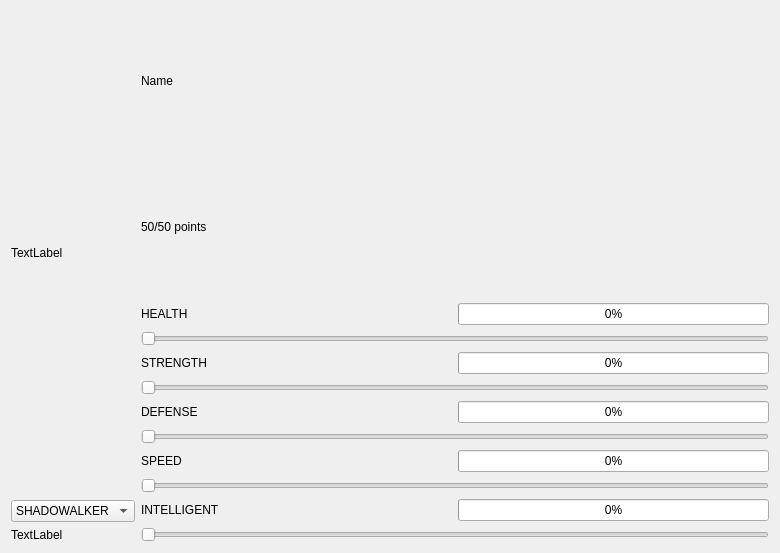
The window that Planet_Invasion/charactercreator.ui (CS4076Rplay/CS4076) describes before a commit, drawn with Qt 5.
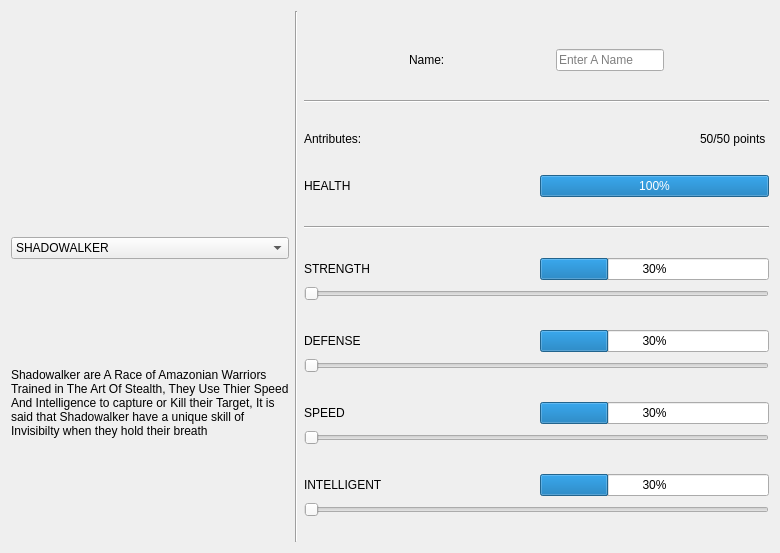
The same window after the commit. Icons and pictures are not drawn.

Commit message: Character SCreen

```diff
--- a/Planet_Invasion/charactercreator.ui
+++ b/Planet_Invasion/charactercreator.ui
@@ -18,8 +18,17 @@
     <layout class="QVBoxLayout" name="verticalLayout">
      <item>
       <widget class="QLabel" name="characterImg">
+       <property name="sizePolicy">
+        <sizepolicy hsizetype="Fixed" vsizetype="Fixed">
+         <horstretch>0</horstretch>
+         <verstretch>0</verstretch>
+        </sizepolicy>
+       </property>
        <property name="text">
-        <string>TextLabel</string>
+        <string/>
+       </property>
+       <property name="pixmap">
+        <pixmap resource="assets.qrc">:/Images/Characters/Shadowalker.png</pixmap>
        </property>
       </widget>
      </item>
@@ -48,7 +57,7 @@
       </widget>
      </item>
      <item>
-      <widget class="QLabel" name="label">
+      <widget class="QLabel" name="charDesc">
        <property name="sizePolicy">
         <sizepolicy hsizetype="Fixed" vsizetype="Fixed">
          <horstretch>0</horstretch>
@@ -56,34 +65,100 @@
         </sizepolicy>
        </property>
        <property name="text">
-        <string>TextLabel</string>
+        <string>Shadowalker are A Race of Amazonian Warriors Trained in The Art Of Stealth, They Use Thier Speed And Intelligence to capture or Kill their Target, It is said that Shadowalker have a unique skill of Invisibilty when they hold their breath</string>
+       </property>
+       <property name="wordWrap">
+        <bool>true</bool>
        </property>
       </widget>
      </item>
     </layout>
    </item>
+   <item>
+    <widget class="Line" name="line">
+     <property name="orientation">
+      <enum>Qt::Vertical</enum>
+     </property>
+    </widget>
+   </item>
    <item>
     <layout class="QVBoxLayout" name="verticalLayout_2">
+     <property name="topMargin">
+      <number>15</number>
+     </property>
      <item>
-      <widget class="QLabel" name="characterNameLabel">
-       <property name="text">
-        <string>Name</string>
+      <layout class="QHBoxLayout" name="horizontalLayout_9">
+       <property name="sizeConstraint">
+        <enum>QLayout::SetMinimumSize</enum>
        </property>
-      </widget>
+       <item>
+        <widget class="QLabel" name="label">
+         <property name="sizePolicy">
+          <sizepolicy hsizetype="Fixed" vsizetype="Fixed">
+           <horstretch>0</horstretch>
+           <verstretch>0</verstretch>
+          </sizepolicy>
+         </property>
+         <property name="text">
+          <string>Name:</string>
+         </property>
+        </widget>
+       </item>
+       <item>
+        <widget class="QLineEdit" name="lineEdit">
+         <property name="sizePolicy">
+          <sizepolicy hsizetype="Fixed" vsizetype="Fixed">
+           <horstretch>0</horstretch>
+           <verstretch>0</verstretch>
+          </sizepolicy>
+         </property>
+         <property name="inputMask">
+          <string/>
+         </property>
+         <property name="placeholderText">
+          <string>Enter A Name</string>
+         </property>
+        </widget>
+       </item>
+      </layout>
      </item>
      <item>
-      <widget class="QLabel" name="AntributePointLabel">
-       <property name="sizePolicy">
-        <sizepolicy hsizetype="Fixed" vsizetype="Preferred">
-         <horstretch>0</horstretch>
-         <verstretch>0</verstretch>
-        </sizepolicy>
+      <widget class="Line" name="line_2">
+       <property name="orientation">
+        <enum>Qt::Horizontal</enum>
        </property>
-       <property name="text">
-        <string>50/50 points </string>
-       </property>
       </widget>
      </item>
+     <item>
+      <layout class="QHBoxLayout" name="horizontalLayout_10">
+       <item>
+        <widget class="QLabel" name="label_2">
+         <property name="sizePolicy">
+          <sizepolicy hsizetype="Minimum" vsizetype="Minimum">
+           <horstretch>0</horstretch>
+           <verstretch>0</verstretch>
+          </sizepolicy>
+         </property>
+         <property name="text">
+          <string>Antributes:</string>
+         </property>
+        </widget>
+       </item>
+       <item>
+        <widget class="QLabel" name="AntributePointLabel">
+         <property name="sizePolicy">
+          <sizepolicy hsizetype="Fixed" vsizetype="Fixed">
+           <horstretch>0</horstretch>
+           <verstretch>0</verstretch>
+          </sizepolicy>
+         </property>
+         <property name="text">
+          <string>50/50 points </string>
+         </property>
+        </widget>
+       </item>
+      </layout>
+     </item>
      <item>
       <layout class="QVBoxLayout" name="verticalLayout_6">
        <item>
@@ -104,27 +179,21 @@
             </sizepolicy>
            </property>
            <property name="value">
-            <number>0</number>
+            <number>100</number>
            </property>
           </widget>
          </item>
         </layout>
        </item>
-       <item>
-        <widget class="QSlider" name="healthSlide">
-         <property name="sizePolicy">
-          <sizepolicy hsizetype="Minimum" vsizetype="Fixed">
-           <horstretch>0</horstretch>
-           <verstretch>0</verstretch>
-          </sizepolicy>
-         </property>
-         <property name="orientation">
-          <enum>Qt::Horizontal</enum>
-         </property>
-        </widget>
-       </item>
       </layout>
      </item>
+     <item>
+      <widget class="Line" name="line_3">
+       <property name="orientation">
+        <enum>Qt::Horizontal</enum>
+       </property>
+      </widget>
+     </item>
      <item>
       <layout class="QVBoxLayout" name="verticalLayout_7">
        <item>
@@ -145,7 +214,7 @@
             </sizepolicy>
            </property>
            <property name="value">
-            <number>0</number>
+            <number>30</number>
            </property>
           </widget>
          </item>
@@ -159,6 +228,12 @@
            <verstretch>0</verstretch>
           </sizepolicy>
          </property>
+         <property name="minimum">
+          <number>30</number>
+         </property>
+         <property name="value">
+          <number>30</number>
+         </property>
          <property name="orientation">
           <enum>Qt::Horizontal</enum>
          </property>
@@ -186,7 +261,7 @@
             </sizepolicy>
            </property>
            <property name="value">
-            <number>0</number>
+            <number>30</number>
            </property>
           </widget>
          </item>
@@ -200,6 +275,9 @@
            <verstretch>0</verstretch>
           </sizepolicy>
          </property>
+         <property name="minimum">
+          <number>30</number>
+         </property>
          <property name="orientation">
           <enum>Qt::Horizontal</enum>
          </property>
@@ -227,7 +305,7 @@
             </sizepolicy>
            </property>
            <property name="value">
-            <number>0</number>
+            <number>30</number>
            </property>
           </widget>
          </item>
@@ -241,6 +319,9 @@
            <verstretch>0</verstretch>
           </sizepolicy>
          </property>
+         <property name="minimum">
+          <number>30</number>
+         </property>
          <property name="orientation">
           <enum>Qt::Horizontal</enum>
          </property>
@@ -268,7 +349,7 @@
             </sizepolicy>
            </property>
            <property name="value">
-            <number>0</number>
+            <number>30</number>
            </property>
           </widget>
          </item>
@@ -282,6 +363,9 @@
            <verstretch>0</verstretch>
           </sizepolicy>
          </property>
+         <property name="minimum">
+          <number>30</number>
+         </property>
          <property name="orientation">
           <enum>Qt::Horizontal</enum>
          </property>
```
Left out of the diff: 56 changed lines with no effect on the pictures. The commit also changes 81 other files.
